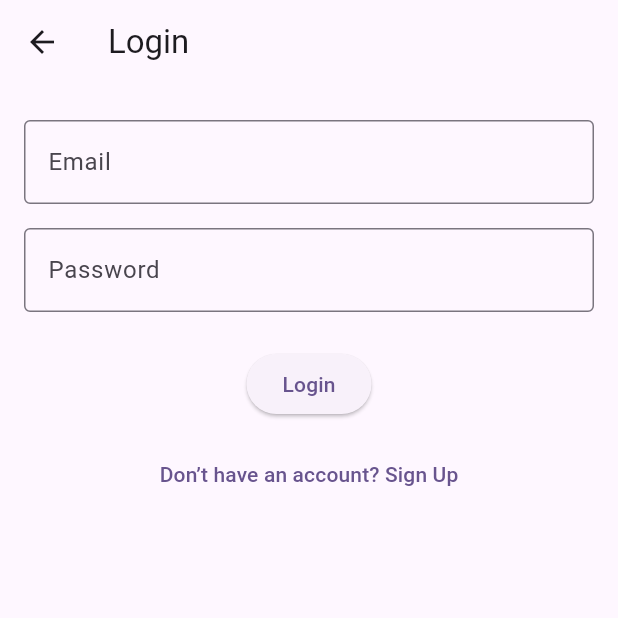
After one commit to samaha-rizvi-4578/Travel-Journal-flutter, a Flutter app: the LoginScreen screen opened directly, on a phone screen of 412 x 824 dp, the top half of it. The commit adds this screen. Run offline on Flutter 3.47's test engine with Material 3 defaults, Android fonts, the phone set to English and light mode, and no system bars; our stand-ins replace firebase_auth, firebase_core; accounts and stored records are empty.

Commit message:
login ui and form

```diff
--- a/packages/auth_ui/lib/auth_ui.dart
+++ b/packages/auth_ui/lib/auth_ui.dart
@@ -1,5 +1,4 @@
-/// A Calculator.
-class Calculator {
-  /// Returns [value] plus 1.
-  int addOne(int value) => value + 1;
-}
+library auth_ui;
+
+export 'login/login_screen.dart';
+export 'signup/signup_screen.dart';
--- /dev/null
+++ b/packages/auth_ui/lib/login/login_form.dart
@@ -0,0 +1,51 @@
+import 'package:flutter/material.dart';
+import '../widgets/form_input.dart';
+
+class LoginForm extends StatefulWidget {
+  const LoginForm({super.key});
+
+  @override
+  State<LoginForm> createState() => _LoginFormState();
+}
+
+class _LoginFormState extends State<LoginForm> {
+  final _emailController = TextEditingController();
+  final _passwordController = TextEditingController();
+
+  void _onLoginPressed() {
+    final email = _emailController.text.trim();
+    final password = _passwordController.text.trim();
+
+    // TODO: dispatch Bloc login event or call AuthRepo
+    print('Login pressed: $email / $password');
+  }
+
+  @override
+  void dispose() {
+    _emailController.dispose();
+    _passwordController.dispose();
+    super.dispose();
+  }
+
+  @override
+  Widget build(BuildContext context) {
+    return Column(
+      children: [
+        FormInput(label: 'Email', controller: _emailController),
+        FormInput(label: 'Password', controller: _passwordController, obscureText: true),
+        const SizedBox(height: 16),
+        ElevatedButton(
+          onPressed: _onLoginPressed,
+          child: const Text('Login'),
+        ),
+        const SizedBox(height: 12),
+        TextButton(
+          onPressed: () {
+            // TODO: Navigate to Signup screen
+          },
+          child: const Text('Don’t have an account? Sign Up'),
+        ),
+      ],
+    );
+  }
+}
--- /dev/null
+++ b/packages/auth_ui/lib/login/login_screen.dart
@@ -0,0 +1,18 @@
+import 'package:flutter/material.dart';
+import 'login_form.dart';
+
+class LoginScreen extends StatelessWidget {
+
+  const LoginScreen({super.key});
+
+  @override
+  Widget build(BuildContext context) {
+    return Scaffold(
+      appBar: AppBar(title: const Text('Login')),
+      body: const Padding(
+        padding: EdgeInsets.all(16),
+        child: LoginForm(),
+      ),
+    );
+  }
+}
--- /dev/null
+++ b/packages/auth_ui/lib/widgets/form_input.dart
@@ -0,0 +1,29 @@
+import 'package:flutter/material.dart';
+
+class FormInput extends StatelessWidget {
+  final String label;
+  final TextEditingController controller;
+  final bool obscureText;
+
+  const FormInput({
+    required this.label,
+    required this.controller,
+    this.obscureText = false,
+    super.key,
+  });
+
+  @override
+  Widget build(BuildContext context) {
+    return Padding(
+      padding: const EdgeInsets.symmetric(vertical: 8),
+      child: TextField(
+        controller: controller,
+        obscureText: obscureText,
+        decoration: InputDecoration(
+          labelText: label,
+          border: const OutlineInputBorder(),
+        ),
+      ),
+    );
+  }
+}
```
Also changed, not shown: packages/auth_ui/pubspec.yaml (+8 -42 lines), packages/auth_ui/lib/signup/signup_form.dart (added), packages/auth_ui/lib/signup/signup_screen.dart (added).
